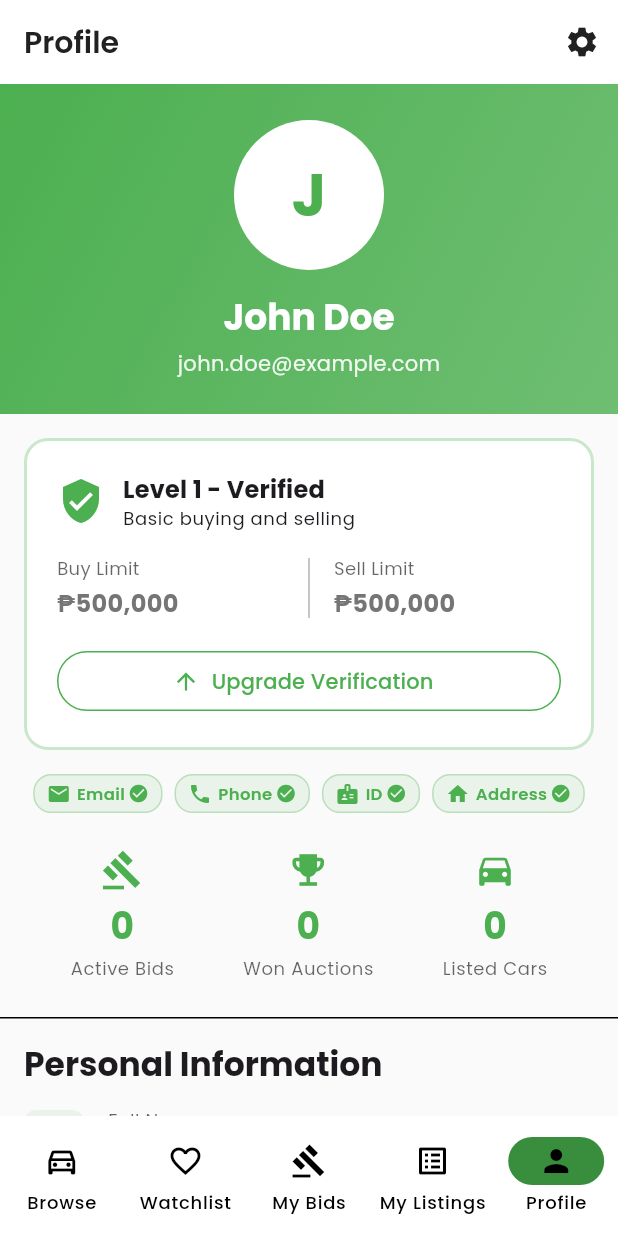
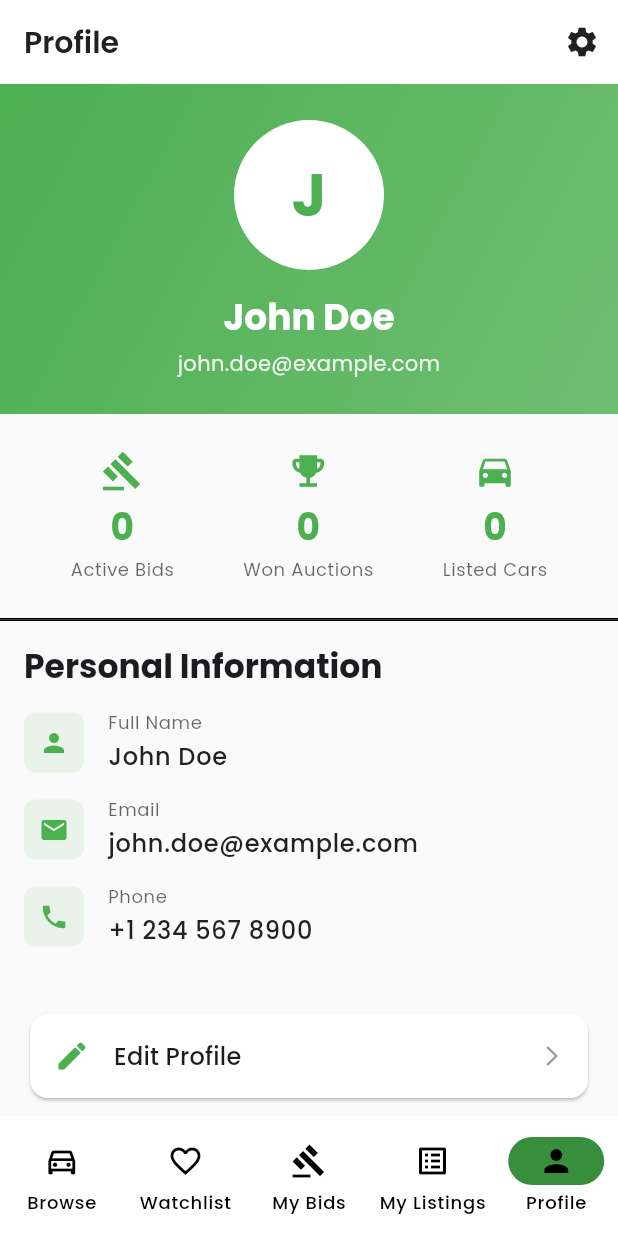
Before and after one commit to aimsahorizon/autobid-flutter, a Flutter app: the HomeScreen screen opened by its route, item 5 of the bottom bar chosen, on a phone screen of 412 x 824 dp. Run offline on Flutter 3.47's test engine with Material 3 defaults, Android fonts, the phone set to English and light mode, and no system bars; our stand-ins replace cached_network_image, flutter_riverpod, freezed_annotation, go_router, google_fonts, image_picker and 1 more; generated files the repository leaves out were written again; network calls fail.

Commit message:
update: deprecate seller verification level and implement review system

```diff
--- a/lib/presentation/screens/home/tabs/profile_tab.dart
+++ b/lib/presentation/screens/home/tabs/profile_tab.dart
@@ -1,14 +1,46 @@
 import 'package:flutter/material.dart';
 import 'package:go_router/go_router.dart';
-import '../../../../core/constants/verification_levels.dart';
-import '../../../../data/models/user_model.dart';
-import '../../../widgets/trust_badges.dart';
+import '../../../../data/services/mock/mock_review_service.dart';
+import '../../../widgets/reviews/rating_badge.dart';
 import '../widgets/profile_stat_item.dart';
 import '../widgets/profile_info_tile.dart';
 import '../widgets/profile_action_button.dart';
 
-class ProfileTab extends StatelessWidget {
+class ProfileTab extends StatefulWidget {
   const ProfileTab({super.key});
+
+  @override
+  State<ProfileTab> createState() => _ProfileTabState();
+}
+
+class _ProfileTabState extends State<ProfileTab> {
+  final _reviewService = MockReviewService();
+  double _averageRating = 0;
+  int _reviewCount = 0;
+  bool _isLoadingReviews = true;
+
+  @override
+  void initState() {
+    super.initState();
+    _loadReviews();
+  }
+
+  Future<void> _loadReviews() async {
+    // Mock user ID - would come from auth
+    const userId = 'user123';
+    final reviews = await _reviewService.getSellerReviews(userId);
+
+    if (!mounted) return;
+
+    setState(() {
+      _reviewCount = reviews.length;
+      if (reviews.isNotEmpty) {
+        final sum = reviews.fold<double>(0, (sum, r) => sum + r.overallRating);
+        _averageRating = sum / reviews.length;
+      }
+      _isLoadingReviews = false;
+    });
+  }
 
   @override
   Widget build(BuildContext context) {
@@ -18,8 +50,7 @@ class ProfileTab extends StatelessWidget {
     const userName = 'John Doe';
     const userEmail = 'john.doe@example.com';
     const userPhone = '+1 234 567 8900';
-    const verificationLevel = VerificationLevel.level1;
-    final verificationConfig = VerificationLevels.getConfig(verificationLevel);
+    const userId = 'user123';
 
     return SingleChildScrollView(
       child: Column(
@@ -76,142 +107,6 @@ class ProfileTab extends StatelessWidget {
             ),
           ),
 
-          // Verification Level Card
-          Container(
-            margin: const EdgeInsets.all(16),
-            padding: const EdgeInsets.all(20),
-            decoration: BoxDecoration(
-              color: colorScheme.surfaceContainerHighest,
-              borderRadius: BorderRadius.circular(16),
-              border: Border.all(
-                color: colorScheme.primary.withValues(alpha: 0.3),
-                width: 2,
-              ),
-            ),
-            child: Column(
-              children: [
-                Row(
-                  children: [
-                    Icon(
-                      verificationConfig.icon,
-                      color: colorScheme.primary,
-                      size: 32,
-                    ),
-                    const SizedBox(width: 12),
-                    Expanded(
-                      child: Column(
-                        crossAxisAlignment: CrossAxisAlignment.start,
-                        children: [
-                          Text(
-                            verificationConfig.displayName,
-                            style: Theme.of(context)
-                                .textTheme
-                                .titleMedium
-                                ?.copyWith(
-                                  fontWeight: FontWeight.bold,
-                                ),
-                          ),
-                          Text(
-                            verificationConfig.description,
-                            style: Theme.of(context).textTheme.bodySmall,
-                          ),
-                        ],
-                      ),
-                    ),
-                  ],
-                ),
-                const SizedBox(height: 16),
-                Row(
-                  children: [
-                    Expanded(
-                      child: Column(
-                        crossAxisAlignment: CrossAxisAlignment.start,
-                        children: [
-                          Text(
-                            'Buy Limit',
-                            style: TextStyle(
-                              fontSize: 12,
-                              color:
-                                  colorScheme.onSurface.withValues(alpha: 0.6),
-                            ),
-                          ),
-                          const SizedBox(height: 4),
-                          Text(
-                            VerificationLevels.formatLimit(
-                                verificationConfig.buyLimit),
-                            style: const TextStyle(
-                              fontWeight: FontWeight.bold,
-                              fontSize: 16,
-                            ),
-                          ),
-                        ],
-                      ),
-                    ),
-                    Container(
-                      width: 1,
-                      height: 40,
-                      color: colorScheme.outline.withValues(alpha: 0.3),
-                    ),
-                    Expanded(
-                      child: Padding(
-                        padding: const EdgeInsets.only(left: 16),
-                        child: Column(
-                          crossAxisAlignment: CrossAxisAlignment.start,
-                          children: [
-                            Text(
-                              'Sell Limit',
-                              style: TextStyle(
-                                fontSize: 12,
-                                color: colorScheme.onSurface
-                                    .withValues(alpha: 0.6),
-                              ),
-                            ),
-                            const SizedBox(height: 4),
-                            Text(
-                              VerificationLevels.formatLimit(
-                                  verificationConfig.sellLimit),
-                              style: const TextStyle(
-                                fontWeight: FontWeight.bold,
-                                fontSize: 16,
-                              ),
-                            ),
-                          ],
-                        ),
-                      ),
-                    ),
-                  ],
-                ),
-                if (verificationLevel != VerificationLevel.level3 &&
-                    verificationLevel != VerificationLevel.dealer) ...[
-                  const SizedBox(height: 16),
-                  SizedBox(
-                    width: double.infinity,
-                    child: OutlinedButton.icon(
-                      onPressed: () => context.push('/verification-levels'),
-                      icon: const Icon(Icons.arrow_upward),
-                      label: const Text('Upgrade Verification'),
-                      style: OutlinedButton.styleFrom(
-                        foregroundColor: colorScheme.primary,
-                        side: BorderSide(color: colorScheme.primary),
-                      ),
-                    ),
-                  ),
-                ],
-              ],
-            ),
-          ),
-
-          // Trust Badges
-          const Padding(
-            padding: EdgeInsets.symmetric(horizontal: 16),
-            child: TrustBadges(
-              emailVerified: true,
-              phoneVerified: true,
-              idVerified: true,
-              addressVerified: true,
-            ),
-          ),
-
           // Stats Section
           Container(
             padding: const EdgeInsets.all(24),
@@ -236,6 +131,61 @@ class ProfileTab extends StatelessWidget {
               ],
             ),
           ),
+
+          const Divider(height: 1),
+
+          // Seller Reviews Section
+          if (!_isLoadingReviews && _reviewCount > 0)
+            Container(
+              margin: const EdgeInsets.all(16),
+              padding: const EdgeInsets.all(16),
+              decoration: BoxDecoration(
+                color: Colors.grey[50],
+                borderRadius: BorderRadius.circular(12),
+                border: Border.all(color: Colors.grey[300]!),
+              ),
+              child: Column(
+                crossAxisAlignment: CrossAxisAlignment.start,
+                children: [
+                  Row(
+                    children: [
+                      const Icon(Icons.star, color: Colors.amber, size: 24),
+                      const SizedBox(width: 8),
+                      Text(
+                        'Seller Rating',
+                        style: Theme.of(context).textTheme.titleMedium?.copyWith(
+                              fontWeight: FontWeight.bold,
+                            ),
+                      ),
+                    ],
+                  ),
+                  const SizedBox(height: 12),
+                  RatingBadge(
+                    rating: _averageRating,
+                    reviewCount: _reviewCount,
+                  ),
+                  const SizedBox(height: 12),
+                  SizedBox(
+                    width: double.infinity,
+                    child: OutlinedButton.icon(
+                      onPressed: () {
+                        context.push(
+                          '/seller-reviews/$userId?sellerName=${Uri.encodeComponent(userName)}',
+                        );
+                      },
+                      icon: const Icon(Icons.rate_review, size: 18),
+                      label: const Text('View All Reviews'),
+                    ),
+                  ),
+                ],
+              ),
+            ),
+
+          if (_isLoadingReviews)
+            const Padding(
+              padding: EdgeInsets.all(24),
+              child: Center(child: CircularProgressIndicator()),
+            ),
 
           const Divider(height: 1),
 
@@ -277,6 +227,14 @@ class ProfileTab extends StatelessWidget {
                   label: 'Edit Profile',
                   onTap: () {
                     // Navigate to edit profile
+                  },
+                ),
+                const SizedBox(height: 12),
+                ProfileActionButton(
+                  icon: Icons.receipt_long,
+                  label: 'My Transactions',
+                  onTap: () {
+                    context.push('/transactions');
                   },
                 ),
                 const SizedBox(height: 12),
```
